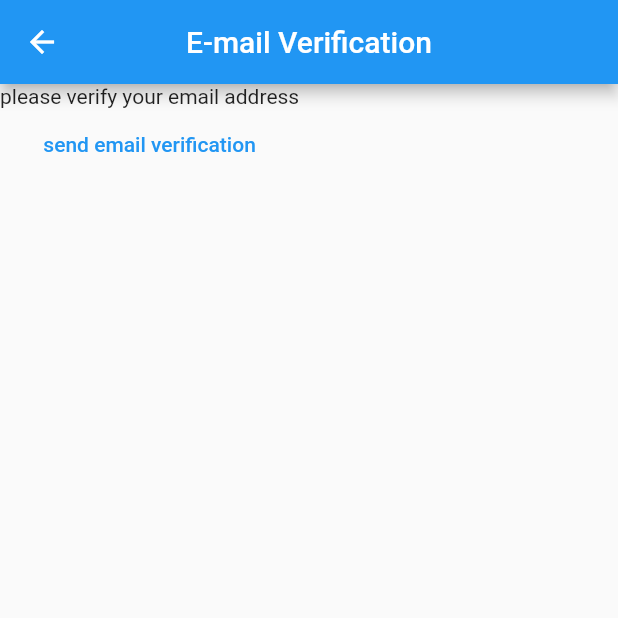
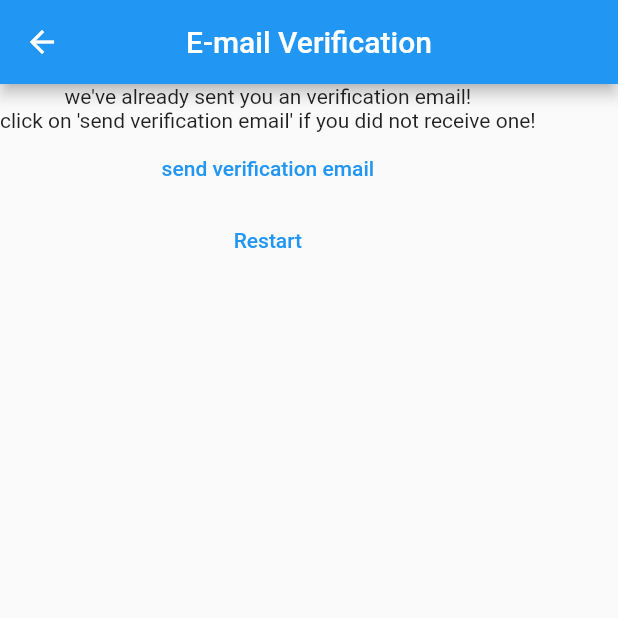
Before and after one commit to RiyadDz22/NotesApplication, a Flutter app: the VerifyEmailView screen opened directly, on a phone screen of 412 x 824 dp, the top half of it. Run offline on Flutter 3.47's test engine with Material 2 defaults, Android fonts, the phone set to English and light mode, and no system bars; our stand-ins replace firebase_auth, firebase_core; accounts and stored records are empty.

Commit message:
handling email verification

```diff
--- a/lib/constants/routes.dart
+++ b/lib/constants/routes.dart
@@ -1,3 +1,4 @@
 const loginRoute = '/login/';
 const registerRoute = '/register/';
 const notesRoute = '/notes/';
+const emailVerify = '/verify/';
--- a/lib/main.dart
+++ b/lib/main.dart
@@ -1,3 +1,4 @@
+
 import 'package:firebase_auth/firebase_auth.dart';
 import 'package:firebase_core/firebase_core.dart';
 import 'package:flutter/material.dart';
@@ -20,6 +21,7 @@ void main() {
         loginRoute: (context) => const LoginView(),
         registerRoute: (context) => const RegisterView(),
         notesRoute: (context) => const NotesView(),
+        emailVerify: (context) => const VerifyEmailView(),
       },
     ),
   );
--- a/lib/views/emailVerification.dart
+++ b/lib/views/emailVerification.dart
@@ -1,5 +1,6 @@
 import 'package:firebase_auth/firebase_auth.dart';
 import 'package:flutter/material.dart';
+import 'package:notes/constants/routes.dart';
 
 class VerifyEmailView extends StatefulWidget {
   const VerifyEmailView({Key? key}) : super(key: key);
@@ -12,15 +13,27 @@ class _VerifyEmailViewState extends State<VerifyEmailView> {
   @override
   Widget build(BuildContext context) {
     return Scaffold(
-      appBar: AppBar(title: const Text('E-mail Verification'),centerTitle: true,),
-      body: Column(children: [
-        const Text('please verify your email address'),
-        TextButton(onPressed: () async {
-          final user = FirebaseAuth.instance.currentUser;
-          await user?.sendEmailVerification();
-        },
-            child: const Text('send email verification'))
-      ],),
+      appBar: AppBar(
+        title: const Text('E-mail Verification'),
+        centerTitle: true,
+      ),
+      body: Column(
+        children: [
+          const Text("we've already sent you an verification email!"),
+          const Text(
+              "click on 'send verification email' if you did not receive one!"),
+          TextButton(
+              onPressed: () async {
+                final user = FirebaseAuth.instance.currentUser;
+                await user?.sendEmailVerification();
+              },
+              child: const Text('send verification email')),
+          TextButton(onPressed: () async {
+            await FirebaseAuth.instance.signOut();
+            Navigator.of(context).pushNamedAndRemoveUntil(registerRoute, (route) => false);
+          }, child: const Text('Restart'),)
+        ],
+      ),
     );
   }
 }
--- a/lib/views/login_view.dart
+++ b/lib/views/login_view.dart
@@ -1,7 +1,6 @@
 import 'package:firebase_auth/firebase_auth.dart';
 import 'package:flutter/material.dart';
 import 'package:notes/constants/routes.dart';
-
 import '../utilities/show_error_dialog.dart';
 
 class LoginView extends StatefulWidget {
```
Also changed, not shown: lib/views/register_view.dart (+13 -7 lines), 4 other files.
